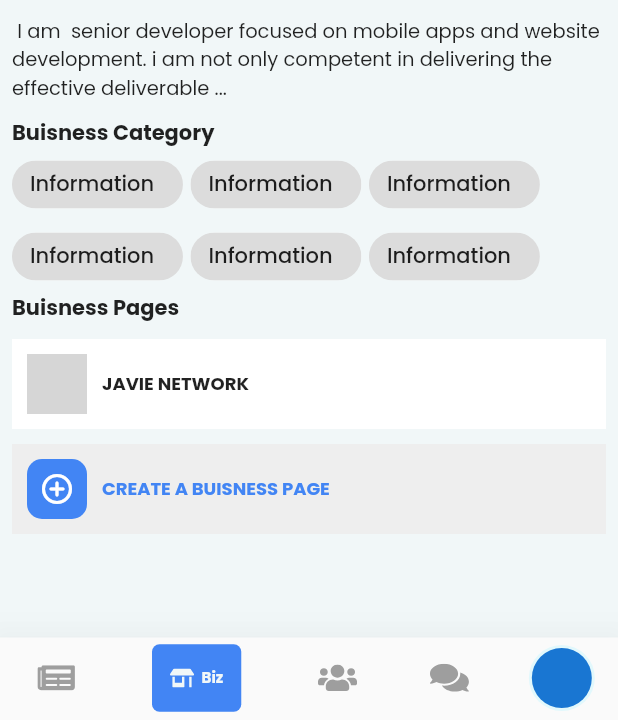
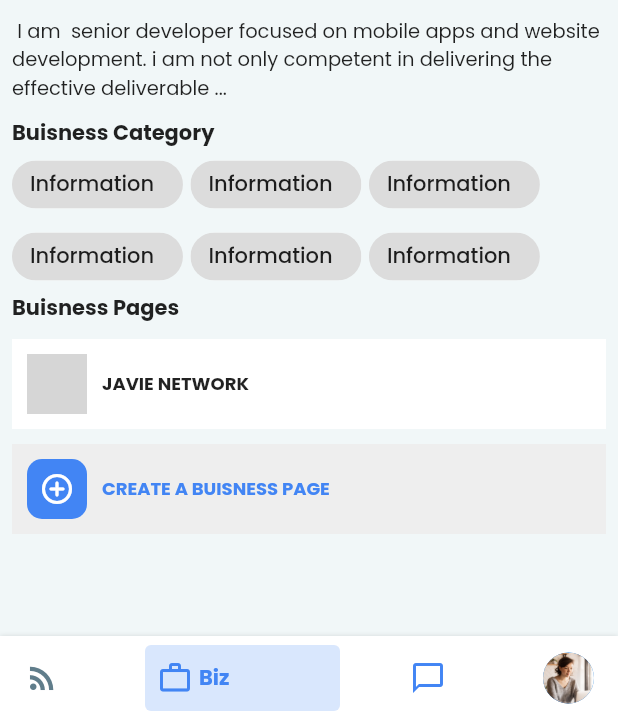
Before and after one commit to Programmers-City-Dev/creative_movers, a Flutter app: the HomeScreen screen opened directly, item 2 of the bottom bar chosen, on a phone screen of 412 x 824 dp, the part 516-1236 px from its top. Run offline on Flutter 3.47's test engine with Material 2 defaults, Android fonts, the phone set to English and light mode, and no system bars; drawn by our look-alikes of bottom_navy_bar; our stand-ins replace dotted_border, flutter_svg, group_radio_button, modal_bottom_sheet, pin_code_fields; generated files the repository leaves out were written again; network calls fail; project files that could hold a hidden picture were left out; grey boxes are pictures that could not be loaded.

Commit message:
Bug fixes

```diff
--- a/lib/main.dart
+++ b/lib/main.dart
@@ -15,6 +15,7 @@ class MyApp extends StatelessWidget {
   @override
   Widget build(BuildContext context) {
     return MaterialApp(
+      debugShowCheckedModeBanner: false,
       title: 'Flutter Demo',
       localizationsDelegates: const [
         AppLocalizations.delegate, // Add this line
@@ -61,11 +62,6 @@ class MyHomePage extends StatefulWidget {
 }
 
 class _MyHomePageState extends State<MyHomePage> {
-
-
-
-
-
   @override
   Widget build(BuildContext context) {
     // This method is rerun every time setState is called, for instance as done
@@ -74,9 +70,6 @@ class _MyHomePageState extends State<MyHomePage> {
     // The Flutter framework has been optimized to make rerunning build methods
     // fast, so that you can just rebuild anything that needs updating rather
     // than having to individually change instances of widgets.
-    return const Scaffold(
-
-      body: OnboardingScreen()
-    );
+    return const Scaffold(body: OnboardingScreen());
   }
 }
--- a/lib/screens/main/home_screen.dart
+++ b/lib/screens/main/home_screen.dart
@@ -108,6 +108,7 @@ class _HomeScreenState extends State<HomeScreen> {
     return Scaffold(
         backgroundColor: AppColors.smokeWhite,
         appBar: AppBar(
+          elevation: 0,
           primary: true,
           actions: const [
             Padding(
@@ -122,7 +123,6 @@ class _HomeScreenState extends State<HomeScreen> {
               child: Icon(
                 Icons.notifications,
                 color: AppColors.textColor,
-
               ),
             ),
           ],
@@ -130,32 +130,72 @@ class _HomeScreenState extends State<HomeScreen> {
             Icons.menu_outlined,
             color: AppColors.textColor,
           ),
-        title: const Text('Creative Movers',style: TextStyle(color: AppColors.textColor),),
+          title: const Text(
+            'Creative Movers',
+            style: TextStyle(color: AppColors.textColor),
+          ),
           backgroundColor: Colors.white,
         ),
         body: screens[_screenIndex],
-      bottomNavigationBar: SizedBox(
-        height: 55,
-        width: 55,
-        child: BottomNavigationBar(
-          selectedFontSize: 0.0,
-          unselectedFontSize: 0.0,
-          selectedIconTheme: const IconThemeData(size: 1),
-          unselectedIconTheme: const IconThemeData(size: 2),
-          elevation: 25,
-          iconSize: 0,
-          type: BottomNavigationBarType.shifting,
-          showUnselectedLabels: false,
-          showSelectedLabels: false,
-          items: bottomNavItems,
-          currentIndex: _screenIndex,
-          onTap: (index) {
-            setState(() {
+        bottomNavigationBar: BottomNavyBar(
+          selectedIndex: _screenIndex,
+          showElevation: true, // use this to remove appBar's elevation
+          itemCornerRadius: 4,
+          containerHeight: kToolbarHeight,
+          onItemSelected: (index) => setState(() {
             _screenIndex = index;
-            });
-          },
+            // _pageController.animateToPage(index,
+            //     duration: Duration(milliseconds: 300), curve: Curves.ease);
+          }),
+          items: [
+            BottomNavyBarItem(
+                icon: const Icon(Icons.rss_feed_outlined),
+                title: const Text('Feed'),
+                // textAlign: TextAlign.center,
+                activeColor: AppColors.primaryColor,
+                inactiveColor: Colors.blueGrey),
+            BottomNavyBarItem(
+                icon: const Icon(Icons.work_outline),
+                title: const Text('Biz'),
+                activeColor: AppColors.primaryColor,
+                inactiveColor: Colors.blueGrey),
+            BottomNavyBarItem(
+                icon: const Icon(Icons.chat_bubble_outline_outlined),
+                title: const Text('Chats'),
+                activeColor: AppColors.primaryColor,
+                inactiveColor: AppColors.primaryColor),
+            BottomNavyBarItem(
+                icon: const CircleAvatar(
+                  radius: 17,
+                  backgroundImage: AssetImage('assets/images/slide_i.png'),
                 ),
-      ),
-    );
+                title: const Text('Profile'),
+                activeColor: AppColors.primaryColor,
+                inactiveColor: Colors.blueGrey),
+          ],
+        ));
   }
 }
+
+// SizedBox(
+//         height: 55,
+//         width: 55,
+//         child: BottomNavigationBar(
+//           selectedFontSize: 0.0,
+//           unselectedFontSize: 0.0,
+//           selectedIconTheme: const IconThemeData(size: 1),
+//           unselectedIconTheme: const IconThemeData(size: 2),
+//           elevation: 25,
+//           iconSize: 0,
+//           type: BottomNavigationBarType.shifting,
+//           showUnselectedLabels: false,
+//           showSelectedLabels: false,
+//           items: bottomNavItems,
+//           currentIndex: _screenIndex,
+//           onTap: (index) {
+//             setState(() {
+//               _screenIndex = index;
+//             });
+//           },
+//         ),
+//       ),
```
Lines whose indentation alone changed are shown as unchanged.
